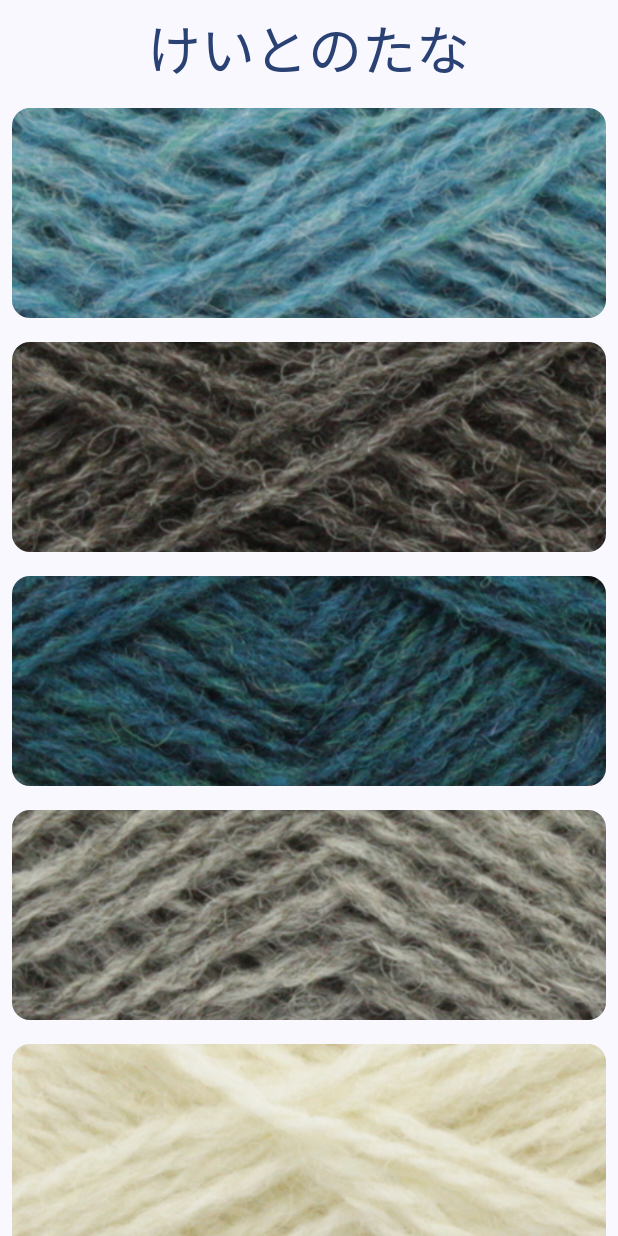
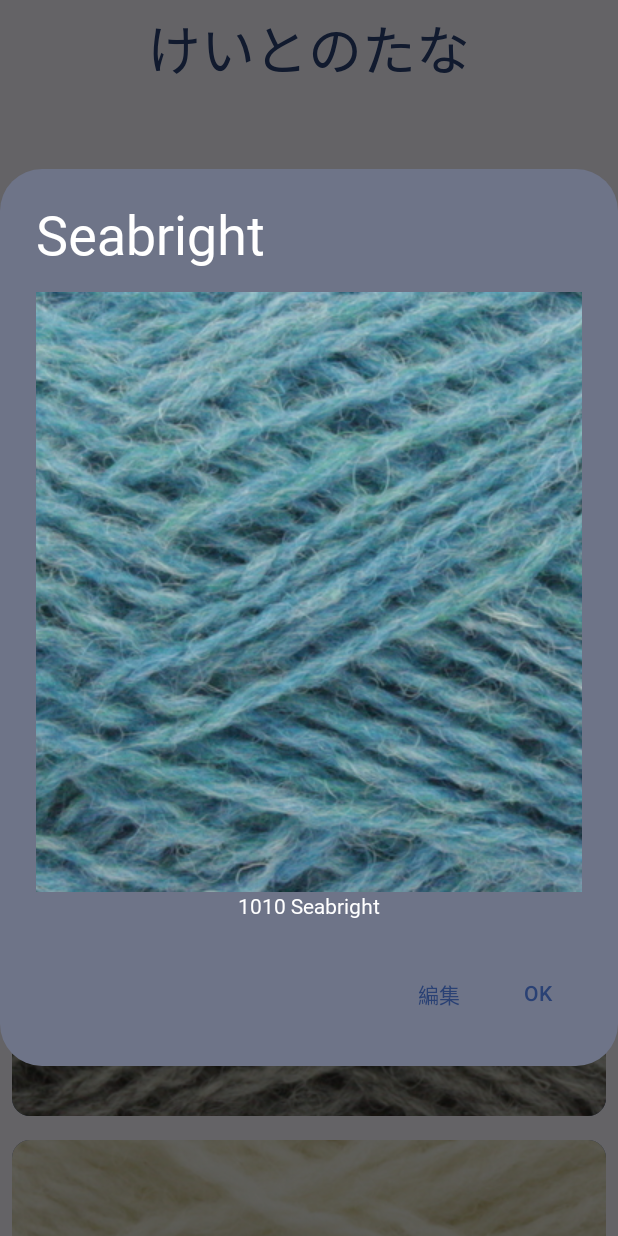
Before and after one commit to hibeiko/yarnshelf, an Android app built with Jetpack Compose: the screen it shows after launch (MainActivity), after a tap on "Seabright", on a phone screen of 412 x 824 dp. Run offline under Robolectric (Android 15) with nearby library versions, the phone set to English and light mode, and no system bars; Roboto replaces fonts that are not available here.

Commit message:
編集画面まで遷移できるようになった。

```diff
--- a/app/build.gradle.kts
+++ b/app/build.gradle.kts
@@ -64,6 +64,9 @@ dependencies {
 
     // ViewModelを利用するのに必要。ユニット4「アーキテクチャコンポーネント」より。
     implementation("androidx.lifecycle:lifecycle-viewmodel-compose:2.8.1")
+    // NavHostを利用するのに必要。ユニット4「Jetpack Composeでのナビゲーション」より。
+    implementation(libs.androidx.navigation.compose)
+//    implementation(libs.androidx.navigation.runtime.ktx)
 
     testImplementation(libs.junit)
     androidTestImplementation(libs.androidx.junit)
--- a/app/src/main/java/jp/hibeiko/yarnshelf/MainActivity.kt
+++ b/app/src/main/java/jp/hibeiko/yarnshelf/MainActivity.kt
@@ -9,6 +9,7 @@ import androidx.compose.runtime.Composable
 import androidx.compose.ui.Modifier
 import androidx.compose.ui.tooling.preview.Preview
 import jp.hibeiko.yarnshelf.ui.HomeScreen
+import jp.hibeiko.yarnshelf.ui.YarnShelfApp
 import jp.hibeiko.yarnshelf.ui.theme.YarnShelfTheme
 
 class MainActivity : ComponentActivity() {
@@ -17,7 +18,7 @@ class MainActivity : ComponentActivity() {
         enableEdgeToEdge()
         setContent {
             YarnShelfTheme {
-                HomeScreen()
+                YarnShelfApp()
             }
         }
     }
@@ -27,6 +28,6 @@ class MainActivity : ComponentActivity() {
 @Composable
 fun YarnShelfPreview() {
     YarnShelfTheme {
-        HomeScreen()
+        YarnShelfApp()
     }
 }
--- a/app/src/main/java/jp/hibeiko/yarnshelf/ui/HomeScreen.kt
+++ b/app/src/main/java/jp/hibeiko/yarnshelf/ui/HomeScreen.kt
@@ -1,7 +1,6 @@
 package jp.hibeiko.yarnshelf.ui
 
 import androidx.compose.foundation.Image
-import androidx.compose.foundation.background
 import androidx.compose.foundation.layout.Column
 import androidx.compose.foundation.layout.Row
 import androidx.compose.foundation.layout.Spacer
@@ -9,88 +8,60 @@ import androidx.compose.foundation.layout.fillMaxSize
 import androidx.compose.foundation.layout.fillMaxWidth
 import androidx.compose.foundation.layout.height
 import androidx.compose.foundation.layout.padding
-import androidx.compose.foundation.layout.statusBarsPadding
 import androidx.compose.foundation.lazy.LazyColumn
 import androidx.compose.foundation.lazy.items
+import androidx.compose.material3.AlertDialog
 import androidx.compose.material3.Card
 import androidx.compose.material3.CardDefaults
-import androidx.compose.material3.CenterAlignedTopAppBar
-import androidx.compose.material3.ExperimentalMaterial3Api
 import androidx.compose.material3.MaterialTheme
-import androidx.compose.material3.Scaffold
-import androidx.compose.material3.Surface
 import androidx.compose.material3.Text
-import androidx.compose.material3.TopAppBarDefaults
+import androidx.compose.material3.TextButton
 import androidx.compose.runtime.Composable
 import androidx.compose.ui.Alignment
 import androidx.compose.ui.Modifier
 import androidx.compose.ui.layout.ContentScale
 import androidx.compose.ui.res.painterResource
-import androidx.compose.ui.res.stringResource
-import androidx.compose.ui.tooling.preview.Preview
 import androidx.compose.ui.unit.dp
-import jp.hibeiko.yarnshelf.R
-import jp.hibeiko.yarnshelf.data.DataSource
 import jp.hibeiko.yarnshelf.data.YarnData
 import java.text.SimpleDateFormat
 
-@Preview
-@OptIn(ExperimentalMaterial3Api::class)
 @Composable
-fun HomeScreen(){
-    Surface(
-        modifier = Modifier
-            .fillMaxSize()
-            .statusBarsPadding()
-        ) {
-        Scaffold(
-            topBar = {
-                CenterAlignedTopAppBar(
-                    colors = TopAppBarDefaults.topAppBarColors(
-                        containerColor = MaterialTheme.colorScheme.surface,
-                        titleContentColor = MaterialTheme.colorScheme.primary,
-                    ),
-                    title = {
-                        Text(
-                            stringResource(id = R.string.app_name),
-                            style = MaterialTheme.typography.displayLarge,
-                        )
-                    }
-                )
-            }
-        ) { innerPadding ->
-            HomeScreenBody(
-                DataSource().loadData(),
-                modifier = Modifier
-                    .fillMaxSize()
-                    .background(MaterialTheme.colorScheme.surface)
-                    .padding(innerPadding)
+fun HomeScreen(
+    homeScreenUiState: HomeScreenUiState,
+    cardOnClick: (String) -> Unit,
+    dialogOnClick: (String) -> Unit,
+    onEditButtonClicked: () -> Unit,
+    modifier: Modifier = Modifier) {
+    LazyColumn( modifier = modifier) {
+        items(homeScreenUiState.yarnDataList) {
+            YarnCard(
+                it,
+                cardOnClick = cardOnClick,
+                modifier = Modifier.padding(8.dp)
             )
         }
+    }
+    if( homeScreenUiState.cardClickedFlag ){
+        YarnDialog(
+            homeScreenUiState.yarnDataList[homeScreenUiState.cardClickedYarnNumber],
+            dialogOnClick,
+            onEditButtonClicked,
+        )
     }
 }
 
 @Composable
-fun HomeScreenBody(yarnDataList: List<YarnData>,modifier: Modifier = Modifier) {
-    LazyColumn( modifier = modifier) {
-        items(yarnDataList) {
-            YarnCard(
-                it,
-                modifier = Modifier.padding(8.dp)
-            )
-        }
-    }
-}
-
-@Composable
-fun YarnCard(yarnData: YarnData, modifier: Modifier = Modifier){
+fun YarnCard(
+    yarnData: YarnData,
+    cardOnClick: (String) -> Unit,
+    modifier: Modifier = Modifier){
     Card(
         modifier = modifier
             .fillMaxWidth()
             .height(140.dp),
 //            .padding(10.dp),
-        colors = CardDefaults.cardColors(containerColor = MaterialTheme.colorScheme.surfaceContainer) ,
-        onClick = { /*TODO*/ },
+        colors = CardDefaults.cardColors(containerColor = MaterialTheme.colorScheme.primaryContainer) ,
+        onClick = { cardOnClick(yarnData.yarnName) },
     ) {
         val formatter = SimpleDateFormat("yyyy/MM/dd")
         Row{
@@ -108,7 +79,7 @@ fun YarnCard(yarnData: YarnData, modifier: Modifier = Modifier){
             ) {
                 Text(
                     text = yarnData.yarnName,
-                    color = MaterialTheme.colorScheme.primary,
+                    color = MaterialTheme.colorScheme.onPrimaryContainer,
                     style = MaterialTheme.typography.displayMedium,
                     modifier = Modifier.padding(bottom = 2.dp)
                 )
@@ -128,5 +99,63 @@ fun YarnCard(yarnData: YarnData, modifier: Modifier = Modifier){
             }
         }
     }
+}
+
+@Composable
+fun YarnDialog(
+    yarnData: YarnData,
+    dialogOnClick: (String) -> Unit,
+    onEditButtonClicked: () -> Unit,
+    modifier: Modifier = Modifier){
+    AlertDialog(
+        onDismissRequest = {
+            dialogOnClick(yarnData.yarnName)
+        },
+        containerColor = MaterialTheme.colorScheme.secondaryContainer,
+        title = {
+            Text(
+                text = yarnData.yarnName,
+                color = MaterialTheme.colorScheme.onSecondaryContainer,
+                style = MaterialTheme.typography.displayLarge
+            ) },
+        text = {
+            Column(
+                modifier = Modifier.fillMaxWidth(),
+                horizontalAlignment = Alignment.CenterHorizontally
+            ) {
+                Image(
+                    painter = painterResource(yarnData.drawableResourceId),
+                    contentDescription = null,
+//                modifier = Modifier.padding(10.dp),
+                    contentScale = ContentScale.Crop
+                )
+                Text(
+                    text = yarnData.yarnDescription,
+                    color = MaterialTheme.colorScheme.onSecondaryContainer,
+                    style = MaterialTheme.typography.bodyLarge,
+                    modifier = Modifier.padding(2.dp)
+                    )
+            }
+               },
+        modifier = modifier,
+        dismissButton = {
+            TextButton(
+                onClick = {
+                    onEditButtonClicked()
+                }
+            ) {
+                Text(text ="編集")
+            }
+        },
+        confirmButton = {
+            TextButton(
+                onClick = {
+                    dialogOnClick(yarnData.yarnName)
+                }
+            ) {
+                Text(text ="OK")
+            }
+        }
+    )
 
 }
--- /dev/null
+++ b/app/src/main/java/jp/hibeiko/yarnshelf/ui/HomeScreenViewModel.kt
@@ -0,0 +1,71 @@
+package jp.hibeiko.yarnshelf.ui
+
+import android.util.Log
+import androidx.lifecycle.ViewModel
+import jp.hibeiko.yarnshelf.data.DataSource
+import jp.hibeiko.yarnshelf.data.YarnData
+import kotlinx.coroutines.flow.MutableStateFlow
+import kotlinx.coroutines.flow.StateFlow
+import kotlinx.coroutines.flow.asStateFlow
+import kotlinx.coroutines.flow.update
+import java.util.Date
+
+private const val TAG = "HomeScreen"
+data class HomeScreenUiState(
+    val yarnDataList: List<YarnData> = DataSource().loadData(),
+    val yarnEditData: YarnData = YarnData("","", Date(),0),
+    val cardClickedFlag: Boolean = false,
+    val cardClickedYarnNumber: Int = 0,
+)
+class HomeScreenViewModel: ViewModel() {
+    //StateFlow は、現在の状態や新しい状態更新の情報を出力するデータ保持用の監視可能な Flow です。その value プロパティは、現在の状態値を反映します。状態を更新してこの Flow に送信するには、MutableStateFlow クラスの value プロパティに新しい値を割り当てます。
+    private val _homeScreenUiState = MutableStateFlow(HomeScreenUiState())
+    //_home...を直接publicにしてしまうと外部からset可能となるため、home...をpublicにして読み取り専用としてasStateFlow()経由で利用するように制御する。
+    val homeScreenUiState: StateFlow<HomeScreenUiState> = _homeScreenUiState.asStateFlow()
+
+    fun cardOnClick(yarnName: String){
+        Log.d(TAG,"yarnName = $yarnName, ${_homeScreenUiState.value}")
+        _homeScreenUiState.update { it ->
+            it.copy(
+                cardClickedFlag = !it.cardClickedFlag,
+                cardClickedYarnNumber = it.yarnDataList.indexOf(it.yarnDataList.first { it.yarnName == yarnName }),
+                yarnEditData = it.yarnDataList.first { it.yarnName == yarnName }
+            )
+        }
+        Log.d(TAG,"yarnName = $yarnName, ${_homeScreenUiState.value}")
+    }
+
+    fun dialogOnClick(){
+        Log.d(TAG,"${_homeScreenUiState.value}")
+        _homeScreenUiState.update {
+            it.copy(
+                cardClickedFlag = !it.cardClickedFlag,
+                cardClickedYarnNumber = 0,
+                yarnEditData = YarnData("","", Date(),0)
+            )
+        }
+        Log.d(TAG,"${_homeScreenUiState.value}")
+    }
+
+    fun yarnNameUpdate(yarnName: String){
+        _homeScreenUiState.update {
+            it.copy(
+                yarnEditData = YarnData(yarnName,it.yarnEditData.yarnDescription,it.yarnEditData.lastUpdateDate,it.yarnEditData.drawableResourceId)
+            )
+        }
+    }
+    fun yarnDescriptionUpdate(yarnDescription: String){
+        _homeScreenUiState.update {
+            it.copy(
+                yarnEditData = YarnData(it.yarnEditData.yarnName,yarnDescription,it.yarnEditData.lastUpdateDate,it.yarnEditData.drawableResourceId)
+            )
+        }
+    }
+    fun yarnLastUpdateDateUpdate(lastUpdateDate: Date){
+        _homeScreenUiState.update {
+            it.copy(
+                yarnEditData = YarnData(it.yarnEditData.yarnName,it.yarnEditData.yarnDescription,lastUpdateDate,it.yarnEditData.drawableResourceId)
+            )
+        }
+    }
+}
--- /dev/null
+++ b/app/src/main/java/jp/hibeiko/yarnshelf/ui/YarnShelfApp.kt
@@ -0,0 +1,118 @@
+package jp.hibeiko.yarnshelf.ui
+
+import androidx.compose.foundation.background
+import androidx.compose.foundation.layout.fillMaxSize
+import androidx.compose.foundation.layout.padding
+import androidx.compose.foundation.layout.statusBarsPadding
+import androidx.compose.material3.CenterAlignedTopAppBar
+import androidx.compose.material3.ExperimentalMaterial3Api
+import androidx.compose.material3.MaterialTheme
+import androidx.compose.material3.Scaffold
+import androidx.compose.material3.Surface
+import androidx.compose.material3.Text
+import androidx.compose.material3.TopAppBarDefaults
+import androidx.compose.runtime.Composable
+import androidx.compose.runtime.collectAsState
+import androidx.compose.runtime.getValue
+import androidx.compose.ui.Modifier
+import androidx.compose.ui.platform.LocalContext
+import androidx.compose.ui.res.stringResource
+import androidx.compose.ui.tooling.preview.Preview
+import androidx.lifecycle.viewmodel.compose.viewModel
+import androidx.navigation.NavHostController
+import androidx.navigation.compose.NavHost
+import androidx.navigation.compose.composable
+import androidx.navigation.compose.rememberNavController
+import jp.hibeiko.yarnshelf.R
+
+// 画面間移動のためのルート定義
+enum class YarnScreenRoot {
+    Home,           // ホーム画面
+    YarnInfoEdit,   // 毛糸情報編集画面
+    YarnInfoConfirm,    // 毛糸情報確認画面
+}
+
+@Preview
+@OptIn(ExperimentalMaterial3Api::class)
+@Composable
+fun YarnShelfApp(
+    // 共通で使うViewModel(UiStateを使うため)、画面遷移定義の作成
+    homeScreenViewModel: HomeScreenViewModel = viewModel(),
+    navController: NavHostController = rememberNavController()
+) {
+    // 共通で使うUiStateの作成
+    val homeScreenUiState by homeScreenViewModel.homeScreenUiState.collectAsState()
+
+    // 画面トップ
+    Surface(
+        modifier = Modifier
+            .fillMaxSize()
+            .statusBarsPadding()
+    ) {
+        Scaffold(
+            // トップバー
+            topBar = {
+                CenterAlignedTopAppBar(
+                    colors = TopAppBarDefaults.topAppBarColors(
+                        containerColor = MaterialTheme.colorScheme.surface,
+                        titleContentColor = MaterialTheme.colorScheme.primary,
+                    ),
+                    title = {
+                        Text(
+                            stringResource(id = R.string.app_name),
+                            style = MaterialTheme.typography.headlineLarge,
+                        )
+                    }
+                )
+            }
+        ) { innerPadding ->
+            // ボディ画面。画面遷移定義とデータの受け渡しを行う。
+            // NavHost定義
+            NavHost(
+                // navController: NavHostController クラスのインスタンス。このオブジェクトを使用して画面間を移動できます（navigate() メソッドを呼び出して別のデスティネーションに移動するなど）。NavHostController は、コンポーズ可能な関数から rememberNavController() を呼び出すことで取得できます。
+                navController = navController,
+                // startDestination: アプリが最初に NavHost を表示したときにデフォルトで表示されるデスティネーションを定義する文字列ルート。
+                startDestination = YarnScreenRoot.Home.name,
+                modifier = Modifier.padding(innerPadding)
+            ) {
+                // ホーム画面。初期画面。
+                composable(
+                    // route: ルートの名前に対応する文字列。一意の文字列を指定できます。CupcakeScreen 列挙型の定数の name プロパティを使用します。
+                    route = YarnScreenRoot.Home.name
+                ) {
+                    // content: ここで、所定のルートに対して表示するコンポーザブルを呼び出すことができます。
+                    HomeScreen(
+                        homeScreenUiState,
+                        cardOnClick = homeScreenViewModel::cardOnClick,
+                        dialogOnClick = homeScreenViewModel::cardOnClick,
+                        onEditButtonClicked = { navController.navigate(YarnScreenRoot.YarnInfoEdit.name) },
+                        modifier = Modifier
+                            .fillMaxSize()
+                            .background(MaterialTheme.colorScheme.surface)
+                            .padding(innerPadding)
+                    )
+                }
+                // 毛糸情報編集画面
+                composable(route = YarnScreenRoot.YarnInfoEdit.name) {
+                    // Context は Android システムによって実装が提供される抽象クラスです。アプリケーション固有のリソースとクラスだけでなく、アプリケーション レベルのオペレーション（例: アクティビティの起動）のアップコールへのアクセスを可能にします。
+                    val context = LocalContext.current
+                    YarnEditScreen(
+                        homeScreenUiState,
+                        yarnNameOnValueChange = homeScreenViewModel::yarnNameUpdate,
+                        yarnDescriptionOnValueChange = homeScreenViewModel::yarnDescriptionUpdate,
+                        nextButtonOnClick = { navController.navigate(YarnScreenRoot.YarnInfoConfirm.name) },
+                        cancelButtonOnClick = { navController.navigateUp() },
+                    )
+                }
+                // 毛糸情報確認画面
+                composable(route = YarnScreenRoot.YarnInfoConfirm.name) {
+                    val context = LocalContext.current
+                    YarnConfirmScreen(
+
+                    )
+                }
+            }
+
+        }
+    }
+}
--- a/app/src/main/java/jp/hibeiko/yarnshelf/ui/theme/Type.kt
+++ b/app/src/main/java/jp/hibeiko/yarnshelf/ui/theme/Type.kt
@@ -24,6 +24,16 @@ val BIZUDPGothic_Regular = FontFamily(
     Font(R.font.bizudpgothic_regular)
 )
 val YarnShelfTypography = Typography(
+    headlineLarge = TextStyle(
+        fontFamily = YasashisaGothic,
+        fontWeight = FontWeight.Normal,
+        fontSize = 36.sp
+    ),
+    headlineMedium = TextStyle(
+        fontFamily = YasashisaGothic,
+        fontWeight = FontWeight.Normal,
+        fontSize = 10.sp
+    ),
     displayLarge = TextStyle(
         fontFamily = BIZUDPGothic_Regular,
         fontWeight = FontWeight.Normal,
--- a/gradle/libs.versions.toml
+++ b/gradle/libs.versions.toml
@@ -8,6 +8,8 @@ espressoCore = "3.5.1"
 lifecycleRuntimeKtx = "2.8.1"
 activityCompose = "1.9.0"
 composeBom = "2023.08.00"
+navigationCompose = "2.7.7"
+navigationRuntimeKtx = "2.7.7"
 
 [libraries]
 androidx-core-ktx = { group = "androidx.core", name = "core-ktx", version.ref = "coreKtx" }
@@ -24,6 +26,8 @@ androidx-ui-tooling-preview = { group = "androidx.compose.ui", name = "ui-toolin
 androidx-ui-test-manifest = { group = "androidx.compose.ui", name = "ui-test-manifest" }
 androidx-ui-test-junit4 = { group = "androidx.compose.ui", name = "ui-test-junit4" }
 androidx-material3 = { group = "androidx.compose.material3", name = "material3" }
+androidx-navigation-compose = { group = "androidx.navigation", name = "navigation-compose", version.ref = "navigationCompose" }
+androidx-navigation-runtime-ktx = { group = "androidx.navigation", name = "navigation-runtime-ktx", version.ref = "navigationRuntimeKtx" }
 
 [plugins]
 android-application = { id = "com.android.application", version.ref = "agp" }
```
Also changed, not shown: app/src/main/java/jp/hibeiko/yarnshelf/ui/YarnConfirmScreen.kt (added, +54 -0 lines), app/src/main/java/jp/hibeiko/yarnshelf/ui/YarnEditScreen.kt (added, +119 -0 lines), app/src/main/java/jp/hibeiko/yarnshelf/ui/YarnEditScreenViewModel.kt (added, +24 -0 lines).
